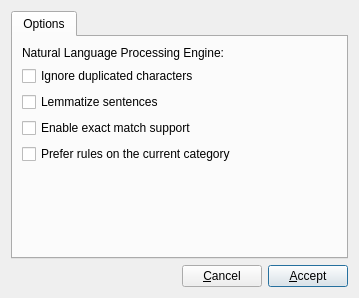
Qt form src/chatbot/front-end/optionswindow.ui (lvklabs/chatbot) before a commit.
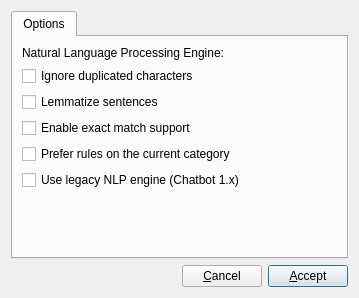
The same form after that commit.

Commit message: Added option to use legacy NLP engine

The edit to the form file:
```diff
--- a/src/chatbot/front-end/optionswindow.ui
+++ b/src/chatbot/front-end/optionswindow.ui
@@ -76,6 +76,16 @@
          </property>
         </widget>
        </item>
+       <item>
+        <widget class="QCheckBox" name="legacyEngineCheckBox">
+         <property name="toolTip">
+          <string>Use this option only if you want strict backward compatibility with Chatbot 1.x</string>
+         </property>
+         <property name="text">
+          <string>Use legacy NLP engine (Chatbot 1.x)</string>
+         </property>
+        </widget>
+       </item>
        <item>
         <spacer name="generalVerticalSpacer">
          <property name="orientation">
```
Left out of the diff: 2 changed lines with no effect on the pictures. The commit also changes 7 other files.
